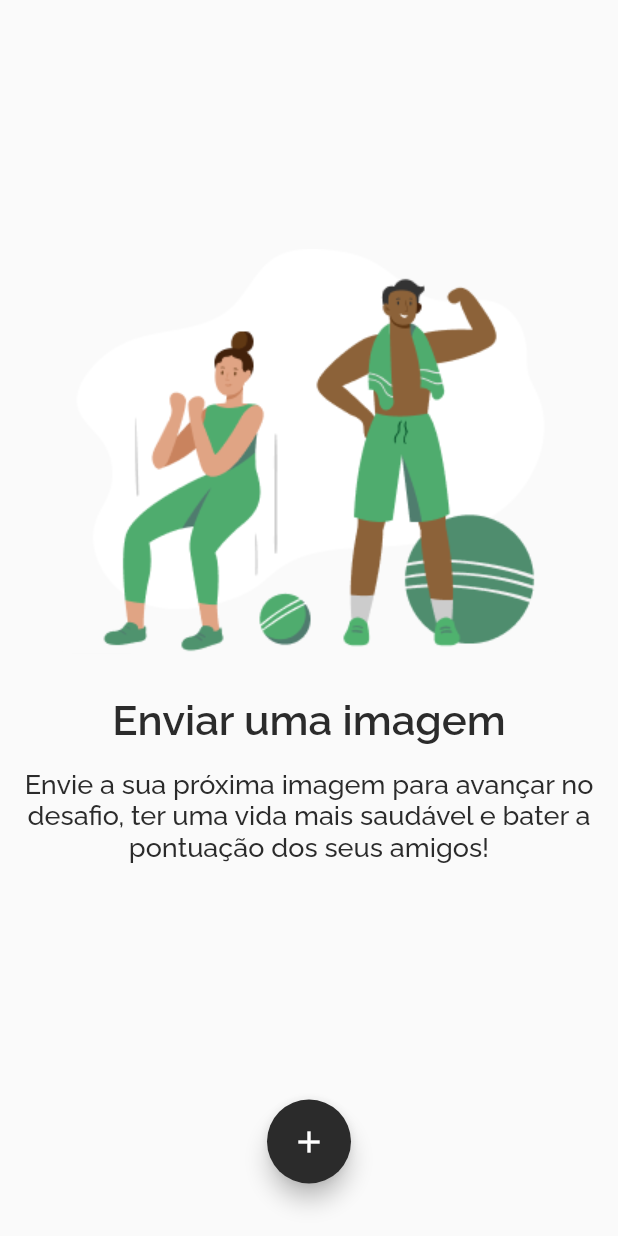
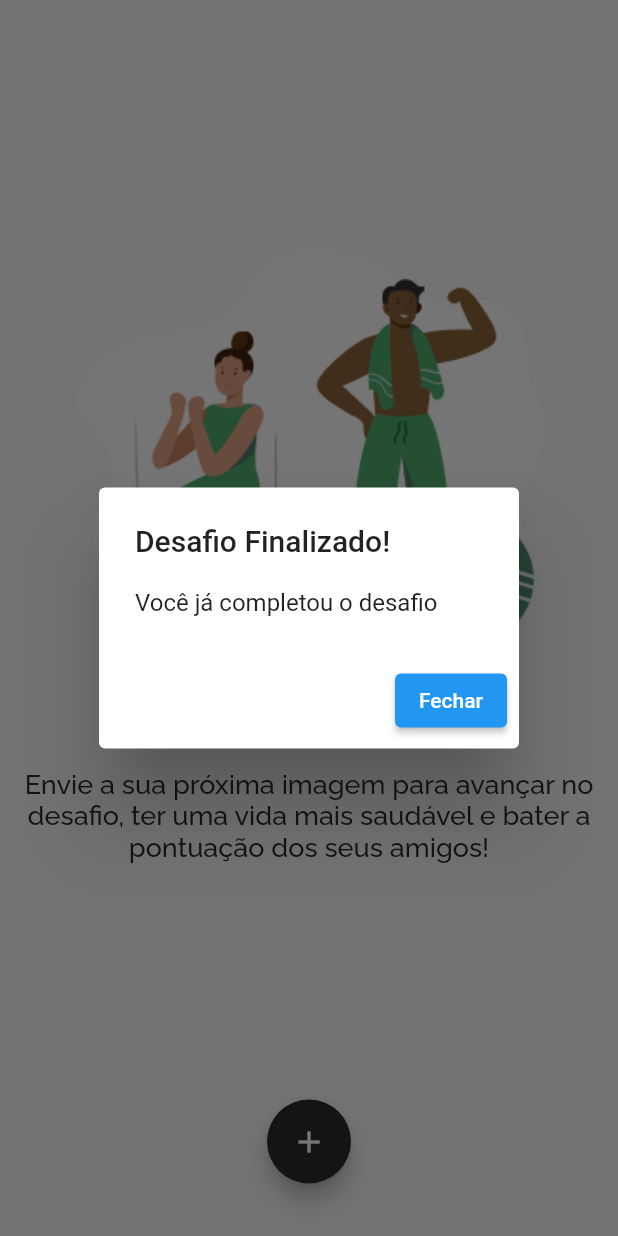
Before and after one commit to thiago1591/Beta_Fit, a Flutter app: the UploadImagePage screen opened directly with empty values, after a tap on the "add" icon, on a phone screen of 412 x 824 dp. Run offline on Flutter 3.47's test engine with Material 2 defaults, Android fonts, the phone set to English and light mode, and no system bars; our stand-ins replace cloud_firestore, firebase_core, firebase_storage, google_fonts, google_sign_in, image_cropper and 3 more; accounts and stored records are empty; network calls fail.

Commit message:
Main app functionalities working

```diff
--- a/lib/bottomNavigation/bottom_navigation.dart
+++ b/lib/bottomNavigation/bottom_navigation.dart
@@ -1,3 +1,4 @@
+import 'package:debate_place_flutter/congratulation/congratulation_page.dart';
 import 'package:debate_place_flutter/core/app_colors.dart';
 import 'package:debate_place_flutter/home/home_page.dart';
 import 'package:debate_place_flutter/ranking/ranking_page.dart';
--- a/lib/shared/cloud_firestore/usersController.dart
+++ b/lib/shared/cloud_firestore/usersController.dart
@@ -36,8 +36,8 @@ class UsersController {
 
     snapshotData.asMap().forEach((index, element) {
       final user = UserModel(
-        id: snapshotData[index].get('id'),
-        congratsReceived: snapshotData[index].get('congratsReceived'),
+        id: "1",
+        congratsReceived: false,
         name: snapshotData[index].get('name'),
         firstName: Services().getFirstName(snapshotData[index].get('name')),
         profileImage: snapshotData[index].get('profileImage'),
--- a/lib/shared/services/snapshotToList.dart
+++ b/lib/shared/services/snapshotToList.dart
@@ -1,5 +1,5 @@
 List snapshotToList(snapshot) {
-  String snapshotString = snapshot.data.toString();
+  String snapshotString = snapshot.toString();
   snapshotString = snapshotString.substring(1, snapshotString.length-1); //remove caracteres []
   List list =  snapshotString.split(', ');
   return list;
--- a/lib/upload_image/upload_image_page.dart
+++ b/lib/upload_image/upload_image_page.dart
@@ -1,3 +1,4 @@
+import 'package:debate_place_flutter/congratulation/congratulation_page.dart';
 import 'package:debate_place_flutter/core/app_text_styles.dart';
 import 'package:debate_place_flutter/shared/models/user_model.dart';
 import 'package:debate_place_flutter/upload_image/widgets/preview_image_widget.dart';
@@ -16,6 +17,12 @@ class _UploadImagePageState extends State<UploadImagePage> {
 
   @override
   Widget build(BuildContext context) {
+
+    if(widget.user.imagesQtt >= 30) {
+      return
+      CongratulationPage(user: widget.user);
+    }
+
     return Scaffold(
       body: Container(
         child: Column(
--- a/lib/upload_image/widgets/preview_image_widget.dart
+++ b/lib/upload_image/widgets/preview_image_widget.dart
@@ -38,10 +38,11 @@ class _PreviewImageWidgetState extends State<PreviewImageWidget> {
         return;
       }
 
-      await imageController.uploadImageFile(file.path,context,widget.user);
+      await imageController.uploadImageFile(file.path, context, widget.user);
     }
 
     Future _selectPhoto() async {
+      if (widget.user.imagesQtt > 30) {
         await showModalBottomSheet(
           context: context,
           builder: (context) => BottomSheet(
@@ -69,15 +70,38 @@ class _PreviewImageWidgetState extends State<PreviewImageWidget> {
             ),
           ),
         );
+      } else {
+        return _showDialog(context);
+      }
     }
 
     return Padding(
       padding: const EdgeInsets.only(bottom: 35),
       child: FloatingActionButton(
-        onPressed: () {print(widget.user.id);},
-          //onPressed: _selectPhoto,
+          //onPressed: () {print(widget.user.id);},
+          onPressed: _selectPhoto,
           backgroundColor: AppColors.black,
           child: Icon(Icons.add)),
     );
   }
+
+  void _showDialog(context) {
+    showDialog(
+      context: context,
+      builder: (BuildContext context) {
+        return AlertDialog(
+          title: new Text("Desafio Finalizado!"),
+          content: new Text("Você já completou o desafio"),
+          actions: <Widget>[
+            new ElevatedButton(
+              child: new Text("Fechar"),
+              onPressed: () {
+                Navigator.of(context).pop();
+              },
+            ),
+          ],
+        );
+      },
+    );
   }
+}
```
Also changed, not shown: lib/congratulation/congratulation_page.dart (+5 -14 lines), lib/home/home_page.dart (+80 -10 lines), lib/shared/cloud_firestore/imagesController.dart (+18 -7 lines), lib/shared/preferences/images_share_preferences.dart (added, +18 -0 lines), lib/upload_image/widgets/loading_widget.dart (added, +15 -0 lines). Lines whose indentation alone changed are shown as unchanged.
